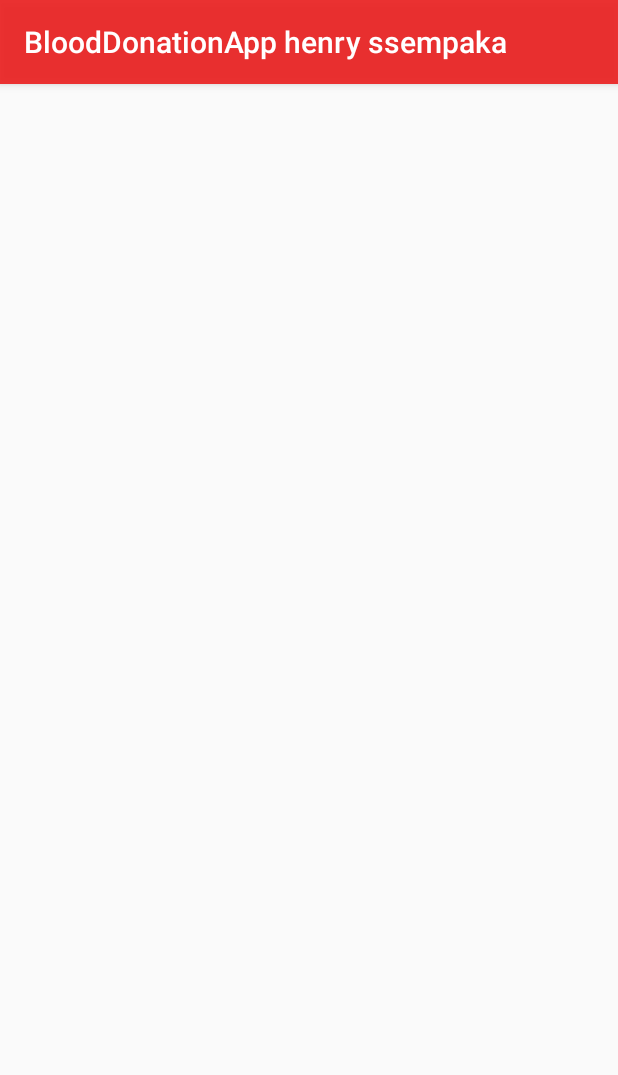
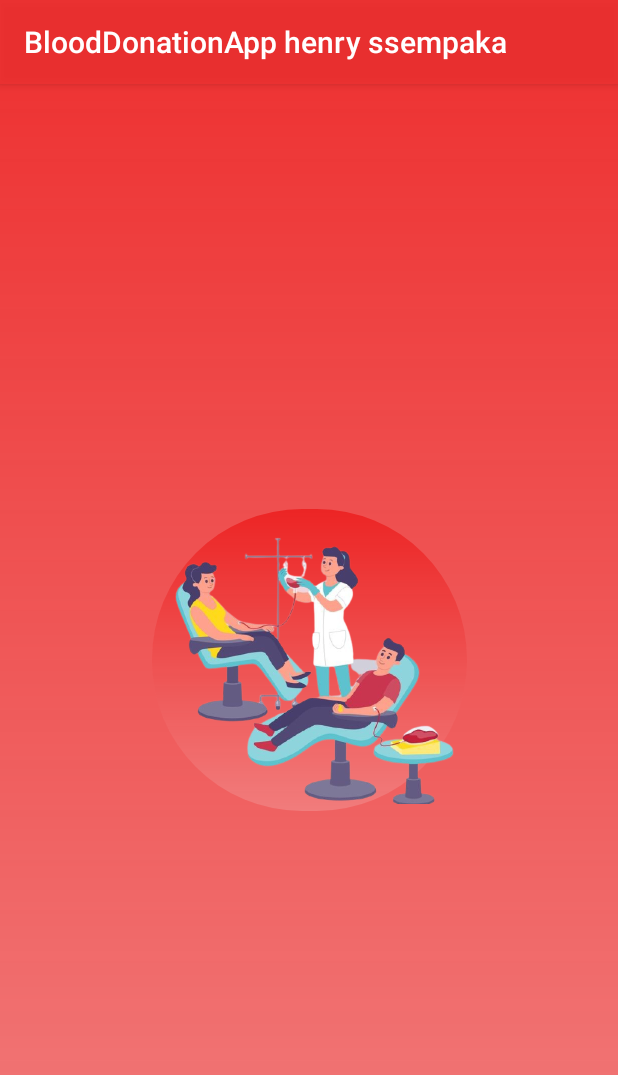
Before and after one commit to SydNS/BloodDonors-App, an Android app: the MainActivity screen opened directly, with no data from a screen before it, on a phone screen of 412 x 824 dp. Shown: the top 1075 px of the screen. Run offline under Robolectric (Android 15) with nearby library versions, the phone set to English and light mode, and no system bars.

Commit message:
splash screen designs

```diff
--- a/app/src/main/res/layout/activity_main.xml
+++ b/app/src/main/res/layout/activity_main.xml
@@ -4,8 +4,17 @@
     xmlns:tools="http://schemas.android.com/tools"
     android:layout_width="match_parent"
     android:layout_height="match_parent"
+    android:background="@drawable/splashgradient"
     tools:context=".MainActivity">
 
-
-
+    <ImageView
+        android:id="@+id/imageView2"
+        android:layout_width="210dp"
+        android:layout_height="201dp"
+        android:background="@drawable/splashbg"
+        app:layout_constraintBottom_toBottomOf="parent"
+        app:layout_constraintEnd_toEndOf="parent"
+        app:layout_constraintStart_toStartOf="parent"
+        app:layout_constraintTop_toTopOf="parent"
+        app:srcCompat="@drawable/henry" />
 </androidx.constraintlayout.widget.ConstraintLayout>
```
